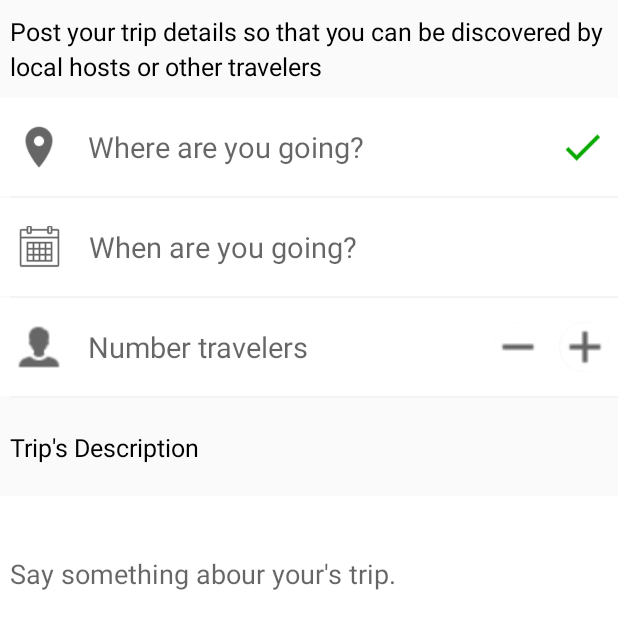
After one commit to trongtai1801/TravelHelper, an Android app: the layout activity_trip_info.xml on its own in the app's theme, with its tools: preview values and no code run, on a phone screen of 412 x 824 dp. The commit adds this screen. Shown: the top 629 px of the screen. Run offline under Robolectric (Android 15) with nearby library versions, the phone set to English and light mode, and no system bars.

Commit message:
design info trip activity, issue/#28

```diff
--- a/app/src/main/java/dut/t2/travelhepler/ui/main/MainPresenterImpl.kt
+++ b/app/src/main/java/dut/t2/travelhepler/ui/main/MainPresenterImpl.kt
@@ -21,7 +21,7 @@ class MainPresenterImpl(context: Context) : BasePresenter<MainContract.MainView>
                 } else {
                     view!!.dismissLoading()
                     view!!.getPublicTripsResult(null)
-                    view!!.showMessage(context.getString(R.string.get_publictrips_error))
+                    view!!.showMessage(context.getString(R.string.get_public_trips_error))
                 }
             }
 
--- a/app/src/main/java/dut/t2/travelhepler/ui/signup/SignUpActivity.kt
+++ b/app/src/main/java/dut/t2/travelhepler/ui/signup/SignUpActivity.kt
@@ -1,6 +1,5 @@
 package dut.t2.travelhelper.ui.signup
 
-import android.view.MenuItem
 import android.view.View
 import android.widget.TextView
 import dut.t2.travelhelper.base.BaseActivity
@@ -12,7 +11,6 @@ import android.util.Patterns
 import android.text.TextUtils
 import com.google.gson.JsonObject
 import dut.t2.travelhepler.R
-import kotlinx.android.synthetic.main.activity_login.*
 import org.androidannotations.annotations.Click
 
 @EActivity(R.layout.activity_sign_up)
@@ -34,15 +32,15 @@ class SignUpActivity : BaseActivity<SignUpContract.SignUpView, SignUpPresenterIm
     fun onTextChange(tv: TextView, text: CharSequence) {
         when (tv.id) {
             R.id.edt_sign_up_user_name -> {
-                if (!text.isEmpty()) ic_sign_up_user_name.visibility = View.VISIBLE
+                if (text.isNotEmpty()) ic_sign_up_user_name.visibility = View.VISIBLE
                 else ic_sign_up_user_name.visibility = View.INVISIBLE
             }
             R.id.edt_sign_up_password -> {
-                if (!text.isEmpty() && (text.length >= 6)) ic_sign_up_password.visibility = View.VISIBLE
+                if (text.isNotEmpty() && (text.length >= 6)) ic_sign_up_password.visibility = View.VISIBLE
                 else ic_sign_up_password.visibility = View.INVISIBLE
             }
             R.id.edt_sign_up_full_name -> {
-                if (!text.isEmpty()) ic_sign_up_full_name.visibility = View.VISIBLE
+                if (text.isNotEmpty()) ic_sign_up_full_name.visibility = View.VISIBLE
                 else ic_sign_up_full_name.visibility = View.INVISIBLE
             }
             R.id.edt_sign_up_email -> {
--- a/app/src/main/java/dut/t2/travelhepler/ui/trips/info/InfoActivity.kt
+++ b/app/src/main/java/dut/t2/travelhepler/ui/trips/info/InfoActivity.kt
@@ -1,16 +1,13 @@
 package dut.t2.travelhepler.ui.trips.info
 
-import android.view.MenuItem
-import android.view.View
 import dut.t2.travelhelper.base.BaseActivity
 import dut.t2.travelhepler.R
 import dut.t2.travelhepler.service.model.PublicTrip
 import dut.t2.travelhepler.utils.Constant
 import kotlinx.android.synthetic.main.actionbar.*
-import org.androidannotations.annotations.Click
 import org.androidannotations.annotations.EActivity
 
-@EActivity(R.layout.activity_info_trip)
+@EActivity(R.layout.activity_trip_info)
 class InfoActivity : BaseActivity<InfoContract.InfoView, InfoPresenterImpl>(), InfoContract.InfoView {
     var publicTrip: PublicTrip? = null
 
--- a/app/src/main/res/layout/activity_info_trip.xml
+++ /dev/null
@@ -1,6 +0,0 @@
-<?xml version="1.0" encoding="utf-8"?>
-<android.support.constraint.ConstraintLayout xmlns:android="http://schemas.android.com/apk/res/android"
-                                             android:layout_width="match_parent"
-                                             android:layout_height="match_parent">
-
-</android.support.constraint.ConstraintLayout>
--- a/app/src/main/res/layout/activity_sign_up.xml
+++ b/app/src/main/res/layout/activity_sign_up.xml
@@ -76,7 +76,7 @@
 
         <EditText
                 android:id="@+id/edt_sign_up_full_name"
-                android:hint="@string/fullname"
+                android:hint="@string/full_name"
                 style="@style/SignUpActivityEditTextStyle"
                 android:layout_weight="11"
                 android:layout_width="0dp"
--- /dev/null
+++ b/app/src/main/res/layout/activity_trip_info.xml
@@ -0,0 +1,153 @@
+<?xml version="1.0" encoding="utf-8"?>
+<RelativeLayout
+        xmlns:android="http://schemas.android.com/apk/res/android"
+        android:layout_width="match_parent"
+        android:layout_height="match_parent">
+
+    <TextView
+            android:id="@+id/tv_notify"
+            style="@style/TripInfoTextView"
+            android:text="@string/warning_post_public_trip"
+            android:layout_width="match_parent"
+            android:layout_height="@dimen/_50sdp"/>
+
+    <LinearLayout
+            android:id="@+id/ln_destination"
+            android:layout_below="@id/tv_notify"
+            android:orientation="horizontal"
+            android:background="@color/colorWhite"
+            android:layout_width="match_parent"
+            android:layout_height="@dimen/trip_info_height_edt">
+        <ImageView
+                android:layout_gravity="center"
+                android:padding="@dimen/_4sdp"
+                android:layout_margin="@dimen/_5sdp"
+                android:src="@drawable/ic_maker"
+                android:layout_weight="1"
+                android:layout_width="0dp"
+                android:layout_height="match_parent"/>
+        <EditText
+                android:id="@+id/edt_destination"
+                android:hint="@string/where_go"
+                style="@style/TripInfoEditText"
+                android:background="@color/colorWhite"
+                android:layout_weight="8"
+                android:layout_width="0dp"
+                android:layout_height="@dimen/_50sdp"/>
+        <ImageView
+                android:id="@+id/img_check_destination"
+                android:layout_gravity="center"
+                android:layout_margin="@dimen/_3sdp"
+                android:padding="@dimen/_3sdp"
+                android:src="@drawable/ic_check"
+                android:layout_weight="1"
+                android:layout_width="0dp"
+                android:layout_height="match_parent"/>
+    </LinearLayout>
+    <View
+            android:id="@+id/view_destination"
+            android:layout_below="@id/ln_destination"
+            android:background="@color/colorGray"
+            android:layout_marginStart="@dimen/_5sdp"
+            android:layout_width="match_parent"
+            android:layout_height="@dimen/_1sdp"/>
+
+    <LinearLayout
+            android:id="@+id/ln_arr_dep"
+            android:layout_below="@id/view_destination"
+            android:orientation="horizontal"
+            android:background="@color/colorWhite"
+            android:layout_width="match_parent"
+            android:layout_height="@dimen/trip_info_height_edt">
+        <ImageView
+                android:layout_gravity="center"
+                android:padding="@dimen/_4sdp"
+                android:layout_margin="@dimen/_5sdp"
+                android:src="@drawable/ic_calendar"
+                android:layout_weight="1"
+                android:layout_width="0dp"
+                android:layout_height="match_parent"/>
+        <EditText
+                android:id="@+id/edt_arr_dep"
+                android:hint="@string/when_go"
+                style="@style/TripInfoEditText"
+                android:background="@color/colorWhite"
+                android:layout_weight="9"
+                android:layout_width="0dp"
+                android:layout_height="@dimen/_50sdp"/>
+    </LinearLayout>
+    <View
+            android:id="@+id/view_arr_dep"
+            android:layout_below="@id/ln_arr_dep"
+            android:background="@color/colorGray"
+            android:layout_marginStart="@dimen/_5sdp"
+            android:layout_width="match_parent"
+            android:layout_height="@dimen/_1sdp"/>
+
+    <LinearLayout
+            android:id="@+id/ln_num_traveler"
+            android:layout_below="@id/view_arr_dep"
+            android:orientation="horizontal"
+            android:background="@color/colorWhite"
+            android:layout_width="match_parent"
+            android:layout_height="@dimen/trip_info_height_edt">
+        <ImageView
+                android:layout_gravity="center"
+                android:padding="@dimen/_2sdp"
+                android:layout_margin="@dimen/_5sdp"
+                android:src="@drawable/ic_user"
+                android:layout_weight="1"
+                android:layout_width="0dp"
+                android:layout_height="match_parent"/>
+        <EditText
+                android:id="@+id/edt_num_traveler"
+                android:hint="Number travelers"
+                style="@style/TripInfoEditText"
+                android:background="@color/colorWhite"
+                android:layout_weight="7"
+                android:layout_width="0dp"
+                android:layout_height="@dimen/_50sdp"/>
+        <de.hdodenhof.circleimageview.CircleImageView
+                android:id="@+id/img_add_sub_traveler"
+                android:src="@drawable/ic_sub"
+                android:layout_margin="@dimen/_2sdp"
+                android:padding="@dimen/_2sdp"
+                android:layout_weight="1"
+                android:layout_width="0dp"
+                android:layout_height="match_parent"/>
+        <de.hdodenhof.circleimageview.CircleImageView
+                android:id="@+id/img_add_num_traveler"
+                android:src="@drawable/ic_add"
+                android:layout_margin="@dimen/_2sdp"
+                android:padding="@dimen/_2sdp"
+                android:layout_weight="1"
+                android:layout_width="0dp"
+                android:layout_height="match_parent"/>
+    </LinearLayout>
+    <View
+            android:id="@+id/view_num_traveler"
+            android:layout_below="@id/ln_num_traveler"
+            android:background="@color/colorGray"
+            android:layout_marginStart="@dimen/_5sdp"
+            android:layout_width="match_parent"
+            android:layout_height="@dimen/_1sdp"/>
+
+    <TextView
+            android:id="@+id/tv_trip_description"
+            style="@style/TripInfoTextView"
+            android:text="@string/trip_descriptions"
+            android:layout_below="@id/view_num_traveler"
+            android:layout_width="match_parent"
+            android:layout_height="@dimen/trip_info_height_edt"/>
+    <EditText
+            android:id="@+id/edt_trip_description"
+            android:hint="@string/say_sth_about_trip"
+            android:maxLines="4"
+            android:lineSpacingExtra="@dimen/_3sdp"
+            android:padding="@dimen/_5sdp"
+            android:background="@color/colorWhite"
+            android:layout_below="@id/tv_trip_description"
+            android:layout_width="match_parent"
+            android:layout_height="@dimen/_80sdp"/>
+
+</RelativeLayout>
--- a/app/src/main/res/values/dimens.xml
+++ b/app/src/main/res/values/dimens.xml
@@ -1,4 +1,5 @@
 <?xml version="1.0" encoding="utf-8"?>
 <resources>
     <dimen name="sign_up_height_edt">@dimen/_40sdp</dimen>
+    <dimen name="trip_info_height_edt">@dimen/_50sdp</dimen>
 </resources>
--- a/app/src/main/res/values/strings.xml
+++ b/app/src/main/res/values/strings.xml
@@ -21,7 +21,7 @@
     <string name="join_with_us">Join with us</string>
     <string name="user_name">User Name</string>
     <string name="password">Password</string>
-    <string name="fullname">Full Name</string>
+    <string name="full_name">Full Name</string>
     <string name="email">Email</string>
     <string name="dashboard">Dashboard</string>
     <string name="require_user_name">Please input your user name</string>
@@ -34,7 +34,14 @@
     <string name="hello">Hello</string>
     <string name="search">Search</string>
     <string name="more">More</string>
-    <string name="get_publictrips_error">Can not get public trips</string>
+    <string name="get_public_trips_error">Can not get public trips</string>
     <string name="create_trips">CREATE TRIP</string>
     <string name="trip_info">Trip\'s Information</string>
+    <string name="trip_descriptions">Trip\'s Description</string>
+    <string name="say_sth_about_trip">Say something abour your\'s trip.</string>
+    <string name="where_go">Where are you going?</string>
+    <string name="when_go">When are you going?</string>
+    <string name="warning_post_public_trip">Post your trip details so that you can be discovered by local hosts or other
+        travelers
+    </string>
 </resources>
--- a/app/src/main/res/values/styles.xml
+++ b/app/src/main/res/values/styles.xml
@@ -50,4 +50,18 @@
         <item name="android:textColor">@color/colorBlueDark</item>
     </style>
 
+    <style name="TripInfoEditText">
+        <item name="android:textSize">@dimen/_15ssp</item>
+        <item name="android:paddingStart">@dimen/_5sdp</item>
+        <item name="android:gravity">center_vertical</item>
+    </style>
+
+    <style name="TripInfoTextView">
+        <item name="android:textSize">@dimen/_13ssp</item>
+        <item name="android:padding">@dimen/_5sdp</item>
+        <item name="android:gravity">center_vertical</item>
+        <item name="android:textColor">@color/colorBlack</item>
+        <item name="android:lineSpacingExtra">@dimen/_3sdp</item>
+    </style>
+
 </resources>
```
Also changed, not shown: app/src/main/res/drawable/ic_add.png (added), app/src/main/res/drawable/ic_calendar.png (added), app/src/main/res/drawable/ic_maker.png, app/src/main/res/drawable/ic_sub.png (added), app/src/main/res/drawable/ic_user.png (added), 1 other file.
